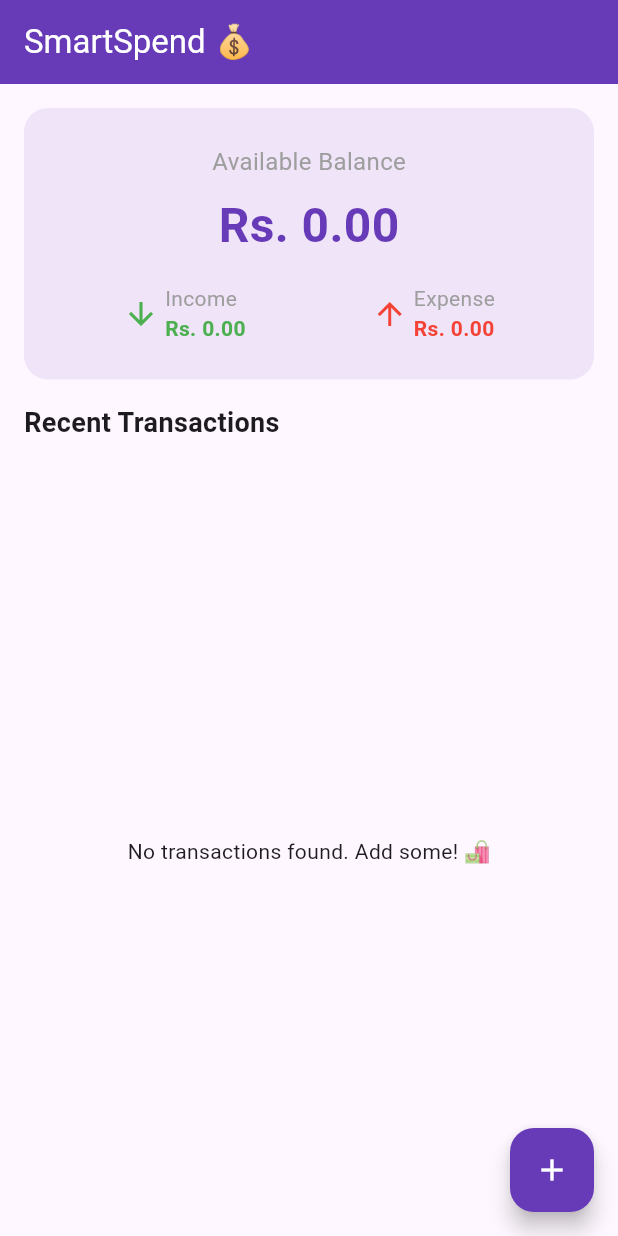
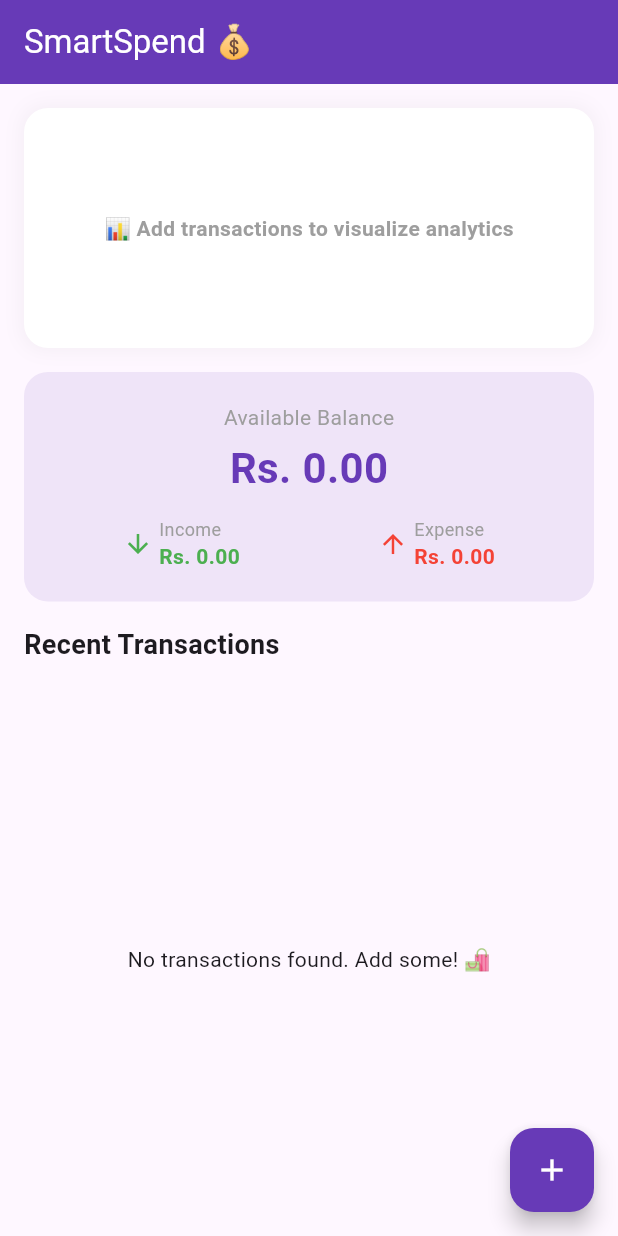
Before and after one commit to annsayuri/SmartSpend-ExpenseTracker, a Flutter app: the screen it shows after launch, on a phone screen of 412 x 824 dp. Run offline on Flutter 3.47's test engine with Material 3 defaults, Android fonts, the phone set to English and light mode, and no system bars; our stand-ins replace fl_chart, sqflite, sqflite_common_ffi_web; accounts and stored records are empty.

Commit message:
added pie chart

```diff
--- a/lib/features/expenses/Views/expense_list_screen.dart
+++ b/lib/features/expenses/Views/expense_list_screen.dart
@@ -1,5 +1,6 @@
 import 'package:flutter/material.dart';
-import 'package:intl/intl.dart'; // 👈 ඔන්න දැන් මේ import එක වැඩ, මොකද පැකේජ් එක දාලา තියෙන්නේ!
+import 'package:intl/intl.dart';
+import 'package:fl_chart/fl_chart.dart'; // 📊 ඔන්න ප්‍රස්ථාර අඳින පැකේජ් එක Import කළා!
 import '../../../core/database/db_helper.dart';
 import 'add_transaction_screen.dart';
 
@@ -21,19 +22,15 @@ class _ExpenseListScreenState extends State<ExpenseListScreen> {
     _refreshTransactions();
   }
 
-  // 🔄 ඩේටාබේස් එකෙන් දත්ත ඇදලා අරන් Screen එක refresh කරන ශ්‍රිතය
   void _refreshTransactions() async {
     final data = await _dbHelper.getAllTransactions();
-
     if (!mounted) return;
-
     setState(() {
       _transactions = data;
       _isLoading = false;
     });
   }
 
-  // 💰 Available Balance ගණනය කිරීම (අර මැකිලා තිබුණු Loop එක මෙන්න!)
   double get _totalBalance {
     double balance = 0.0;
     for (var tx in _transactions) {
@@ -58,18 +55,14 @@ class _ExpenseListScreenState extends State<ExpenseListScreen> {
         .fold(0.0, (sum, tx) => sum + tx['amount']);
   }
 
-  // ➕ SQFlite ඩේටාබේස් එකට අලුත් දත්තයක් එකතු කිරීම
   void _addNewTransaction(String title, double amount, String type) async {
-    // 📅 අද දවස හැමදාටම හරියන විදිහට dynamic date එකක් ගත්තා
     String currentDate = DateFormat('dd/MM/yyyy').format(DateTime.now());
-
     await _dbHelper.insertTransaction({
       'title': title,
       'amount': amount,
       'type': type,
       'date': currentDate,
     });
-
     if (!mounted) return;
     setState(() => _isLoading = true);
     _refreshTransactions();
@@ -85,51 +78,108 @@ class _ExpenseListScreenState extends State<ExpenseListScreen> {
       ),
       body: _isLoading
           ? const Center(child: CircularProgressIndicator())
-          : Column( // 💡 Performance හොඳ වෙන්න Column + Expanded දැම්මා
+          : Column(
               children: [
+                // 📊 1. SECTION: NEW PIE CHART
+                Padding(
+                  padding: const EdgeInsets.only(top: 16.0, left: 16.0, right: 16.0),
+                  child: Container(
+                    height: 160,
+                    width: double.infinity,
+                    padding: const EdgeInsets.all(16.0),
+                    decoration: BoxDecoration(
+                      color: Colors.white,
+                      borderRadius: BorderRadius.circular(16.0),
+                      boxShadow: [
+                        BoxShadow(
+                          color: Colors.grey.withOpacity(0.1),
+                          blurRadius: 10,
+                          spreadRadius: 2,
+                        ),
+                      ],
+                    ),
+                    child: _transactions.isEmpty
+                        ? const Center(
+                            child: Text(
+                              '📊 Add transactions to visualize analytics',
+                              style: TextStyle(color: Colors.grey, fontWeight: FontWeight.bold),
+                            ),
+                          )
+                        : Row(
+                            children: [
+                              // Chart එක පැත්ත
+                              Expanded(
+                                flex: 2,
+                                child: PieChart(
+                                  PieChartData(
+                                    sectionsSpace: 4,
+                                    centerSpaceRadius: 30,
+                                    sections: _getPieChartSections(),
+                                  ),
+                                ),
+                              ),
+                              // Indicators (විස්තරය) පැත්ත
+                              Expanded(
+                                flex: 3,
+                                child: Column(
+                                  mainAxisAlignment: MainAxisAlignment.center,
+                                  crossAxisAlignment: CrossAxisAlignment.start,
+                                  children: [
+                                    _buildChartIndicator(Colors.green, 'Income'),
+                                    const SizedBox(height: 8.0),
+                                    _buildChartIndicator(Colors.red, 'Expense'),
+                                  ],
+                                ),
+                              ),
+                            ],
+                          ),
+                  ),
+                ),
+
+                // 💰 2. SECTION: AVAILABLE BALANCE CARD
                 Padding(
                   padding: const EdgeInsets.all(16.0),
                   child: Container(
                     width: double.infinity,
-                    padding: const EdgeInsets.all(24.0),
+                    padding: const EdgeInsets.all(20.0),
                     decoration: BoxDecoration(
                       color: Colors.deepPurple.withOpacity(0.1),
                       borderRadius: BorderRadius.circular(16.0),
                     ),
                     child: Column(
                       children: [
-                        const Text('Available Balance', style: TextStyle(fontSize: 16, color: Colors.grey)),
-                        const SizedBox(height: 8.0),
+                        const Text('Available Balance', style: TextStyle(fontSize: 14, color: Colors.grey)),
+                        const SizedBox(height: 4.0),
                         Text(
                           'Rs. ${_totalBalance.toStringAsFixed(2)}',
-                          style: const TextStyle(fontSize: 32, fontWeight: FontWeight.bold, color: Colors.deepPurple),
+                          style: const TextStyle(fontSize: 28, fontWeight: FontWeight.bold, color: Colors.deepPurple),
                         ),
-                        const SizedBox(height: 16.0),
+                        const SizedBox(height: 12.0),
                         Row(
                           mainAxisAlignment: MainAxisAlignment.spaceAround,
                           children: [
                             Row(
                               children: [
-                                const Icon(Icons.arrow_downward, color: Colors.green),
+                                const Icon(Icons.arrow_downward, color: Colors.green, size: 20),
                                 const SizedBox(width: 4.0),
                                 Column(
                                   crossAxisAlignment: CrossAxisAlignment.start,
                                   children: [
-                                    const Text('Income', style: TextStyle(color: Colors.grey)),
-                                    Text('Rs. ${_totalIncome.toStringAsFixed(2)}', style: const TextStyle(color: Colors.green, fontWeight: FontWeight.bold)),
+                                    const Text('Income', style: TextStyle(color: Colors.grey, fontSize: 12)),
+                                    Text('Rs. ${_totalIncome.toStringAsFixed(2)}', style: const TextStyle(color: Colors.green, fontWeight: FontWeight.bold, fontSize: 14)),
                                   ],
                                 ),
                               ],
                             ),
                             Row(
                               children: [
-                                const Icon(Icons.arrow_upward, color: Colors.red),
+                                const Icon(Icons.arrow_upward, color: Colors.red, size: 20),
                                 const SizedBox(width: 4.0),
                                 Column(
                                   crossAxisAlignment: CrossAxisAlignment.start,
                                   children: [
-                                    const Text('Expense', style: TextStyle(color: Colors.grey)),
-                                    Text('Rs. ${_totalExpense.toStringAsFixed(2)}', style: const TextStyle(color: Colors.red, fontWeight: FontWeight.bold)),
+                                    const Text('Expense', style: TextStyle(color: Colors.grey, fontSize: 12)),
+                                    Text('Rs. ${_totalExpense.toStringAsFixed(2)}', style: const TextStyle(color: Colors.red, fontWeight: FontWeight.bold, fontSize: 14)),
                                   ],
                                 ),
                               ],
@@ -148,9 +198,9 @@ class _ExpenseListScreenState extends State<ExpenseListScreen> {
                     child: Text('Recent Transactions', style: TextStyle(fontSize: 18, fontWeight: FontWeight.bold)),
                   ),
                 ),
-                const SizedBox(height: 16.0),
+                const SizedBox(height: 12.0),
 
-                // 📊 ඩේටා ලිස්ට් එක smooth වෙන්න Expanded එකක් ඇතුළට ListView එක දැම්මා
+                // 📑 3. SECTION: RECENT TRANSACTIONS LIST
                 Expanded(
                   child: _transactions.isEmpty
                       ? const Center(child: Text('No transactions found. Add some! 🛍️'))
@@ -161,14 +211,13 @@ class _ExpenseListScreenState extends State<ExpenseListScreen> {
                             final tx = _transactions[index];
                             final isIncome = tx['type'] == 'Income';
 
-                            // 🔥 මෙන්න මෙතන තමයි Swipe to Delete ෆීචර් එක එකතු කළේ!
                             return Dismissible(
-                              key: Key(tx['id'].toString()), // එක් එක් පේළියටම Unique Key එකක් දෙනවා
-                              direction: DismissDirection.endToStart, // දකුණේ සිට වමට ස්වයිප් කිරීමට
+                              key: Key(tx['id'].toString()),
+                              direction: DismissDirection.endToStart,
                               background: Container(
                                 margin: const EdgeInsets.only(bottom: 12.0),
                                 decoration: BoxDecoration(
-                                  color: Colors.red.shade400, // ස්වයිප් වෙද්දී පිටුපසින් පෙනෙන රතු පාට
+                                  color: Colors.red.shade400,
                                   borderRadius: BorderRadius.circular(12.0),
                                 ),
                                 alignment: Alignment.centerRight,
@@ -176,13 +225,9 @@ class _ExpenseListScreenState extends State<ExpenseListScreen> {
                                 child: const Icon(Icons.delete, color: Colors.white),
                               ),
                               onDismissed: (direction) async {
-                                // ❌ Database එකෙන් දත්තය මැකීම
                                 await _dbHelper.deleteTransaction(tx['id']);
-
-                                // 🔄 UI එකේ ගණන් හිලව් අප්ඩේට් කිරීමට සැනෙකින් රිෆ්‍රෙෂ් කිරීම
                                 _refreshTransactions();
 
-                                // 💬 පරිශීලකයාට මැකුණු බව කියන්න පොඩි SnackBar එකක්
                                 if (!context.mounted) return;
                                 ScaffoldMessenger.of(context).showSnackBar(
                                   SnackBar(
@@ -208,7 +253,6 @@ class _ExpenseListScreenState extends State<ExpenseListScreen> {
         backgroundColor: Colors.deepPurple,
         foregroundColor: Colors.white,
         onPressed: () async {
-          // 💡 Screen එක close වෙලා ආපු ගමන් data auto refresh වෙනවා
           await Navigator.push(
             context,
             MaterialPageRoute(
@@ -221,6 +265,49 @@ class _ExpenseListScreenState extends State<ExpenseListScreen> {
         },
         child: const Icon(Icons.add),
       ),
+    );
+  }
+
+  // 🥧 Pie Chart එකට දත්ත සකස් කරන Helper ශ්‍රිතය
+  List<PieChartSectionData> _getPieChartSections() {
+    final double total = _totalIncome + _totalExpense;
+    if (total == 0) return [];
+
+    final double incomePercent = (_totalIncome / total) * 100;
+    final double expensePercent = (_totalExpense / total) * 100;
+
+    return [
+      if (_totalIncome > 0)
+        PieChartSectionData(
+          color: Colors.green.shade400,
+          value: _totalIncome,
+          title: '${incomePercent.toStringAsFixed(0)}%',
+          radius: 40,
+          titleStyle: const TextStyle(fontSize: 12, fontWeight: FontWeight.bold, color: Colors.white),
+        ),
+      if (_totalExpense > 0)
+        PieChartSectionData(
+          color: Colors.red.shade400,
+          value: _totalExpense,
+          title: '${expensePercent.toStringAsFixed(0)}%',
+          radius: 40,
+          titleStyle: const TextStyle(fontSize: 12, fontWeight: FontWeight.bold, color: Colors.white),
+        ),
+    ];
+  }
+
+  // 🟢🔴 Chart එකේ පාට සහ විස්තර පෙන්වන කුඩා Widget එක
+  Widget _buildChartIndicator(Color color, String text) {
+    return Row(
+      children: [
+        Container(
+          width: 14,
+          height: 14,
+          decoration: BoxDecoration(shape: BoxShape.circle, color: color),
+        ),
+        const SizedBox(width: 8),
+        Text(text, style: const TextStyle(fontWeight: FontWeight.bold, fontSize: 14)),
+      ],
     );
   }
 
```
